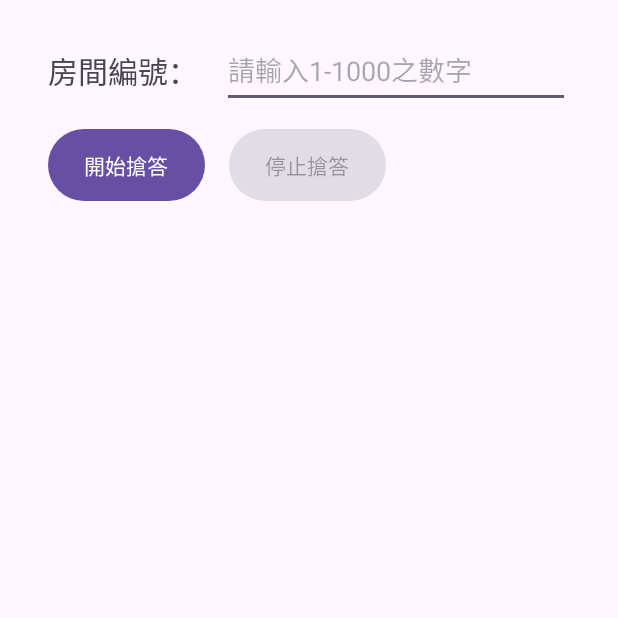
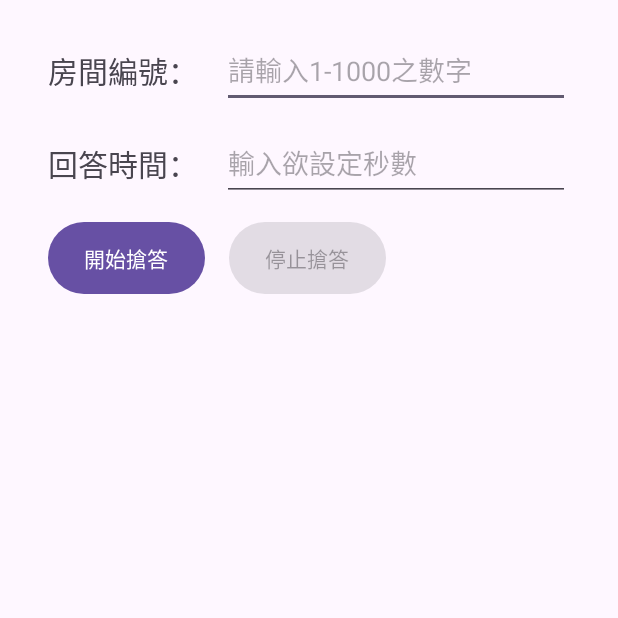
Before and after one commit to UnreaLin01/LETS_BUZZ, an Android app: the HostActivity screen opened directly, with no data from a screen before it, on a phone screen of 412 x 824 dp, the top half of it. Run offline under Robolectric (Android 15) with nearby library versions, the phone set to English and light mode, and no system bars.

Commit message:
added the time's up audio,fixed the timer and adde time setting

```diff
--- a/app/src/main/java/com/example/project_ble/HostActivity.java
+++ b/app/src/main/java/com/example/project_ble/HostActivity.java
@@ -16,6 +16,8 @@ import android.bluetooth.le.ScanRecord;
 import android.bluetooth.le.ScanResult;
 import android.bluetooth.le.ScanSettings;
 import android.content.Context;
+import android.media.AudioAttributes;
+import android.media.MediaPlayer;
 import android.os.Bundle;
 import android.os.CountDownTimer;
 import android.os.Handler;
@@ -56,6 +58,7 @@ public class HostActivity extends AppCompatActivity {
         Button btn_start = findViewById(R.id.btn_start);
         Button btn_stop = findViewById(R.id.btn_stop);
         EditText ed_room = findViewById(R.id.ed_room);
+        EditText ed_set_time = findViewById(R.id.ed_set_time);
         ListView lv_rank = findViewById(R.id.lv_rank);
         mTextViewCountDown = findViewById(R.id.text_view_countdown);
         ArrayAdapter<String> listAdapter = new ArrayAdapter<>(this, android.R.layout.simple_list_item_1);
@@ -65,6 +68,24 @@ public class HostActivity extends AppCompatActivity {
         BluetoothAdapter bluetoothAdapter = bluetoothManager.getAdapter();
         bluetoothLeScanner = bluetoothAdapter.getBluetoothLeScanner();
         bluetoothLeAdvertiser = bluetoothAdapter.getBluetoothLeAdvertiser();
+
+        MediaPlayer countdown = MediaPlayer.create(this, R.raw.countdown);
+        countdown.setAudioAttributes(
+                new AudioAttributes.Builder()
+                        .setContentType(AudioAttributes.CONTENT_TYPE_MUSIC)
+                        .setUsage(AudioAttributes.USAGE_MEDIA)
+                        .build()
+        );
+
+        MediaPlayer timesup = MediaPlayer.create(this, R.raw.timesup);
+        timesup.setAudioAttributes(
+                new AudioAttributes.Builder()
+                        .setContentType(AudioAttributes.CONTENT_TYPE_MUSIC)
+                        .setUsage(AudioAttributes.USAGE_MEDIA)
+                        .build()
+        );
+
+
 
         bluetoothLeScanCallback = new ScanCallback() {
             @Override
@@ -114,12 +135,20 @@ public class HostActivity extends AppCompatActivity {
         Runnable taskEndBuzz = () -> {
             btn_stop.setEnabled(false);
             btn_start.setEnabled(true);
+            resetTimer();
+            mTextViewCountDown.setText("");
+            timesup.start();
             try{
                 bluetoothLeScanner.stopScan(bluetoothLeScanCallback);
                 bluetoothLeAdvertiser.stopAdvertising(bluetoothLeAdvertiseCallback);
             }catch(SecurityException err){
                 err.printStackTrace();
             }
+        };
+
+        Handler adhandler = new Handler(Looper.getMainLooper());
+        Runnable addelay = () -> {
+            startAdvertising();
         };
 
 
@@ -133,11 +162,11 @@ public class HostActivity extends AppCompatActivity {
                 listAdapter.clear();
                 btn_stop.setEnabled(true);
                 btn_start.setEnabled(false);
-                startAdvertising();
-                startScanning();
+                adhandler.postDelayed(addelay,5000);
+                countdown.start();
                 startTimer();
                 updateCountDownText();
-                handler.postDelayed(taskEndBuzz, 5000);
+                handler.postDelayed(taskEndBuzz, 5000+(Integer.parseInt(ed_set_time.getText().toString())*1000));
             }
         });
 
@@ -200,22 +229,33 @@ public class HostActivity extends AppCompatActivity {
 
             @Override
             public void onFinish() {
-                mTimerRunning = false;
+
 
             }
         }.start();
+    }
 
-        mTimerRunning = true;
+    private void resetTimer() {
+        mTimeLeftInMillis = START_TIME_IN_MILLIS;
+        updateCountDownText();
+    }
+
+    private void pauseTimer() {
+        countDownTimer.cancel();
 
     }
-
 
     private void updateCountDownText() {
         int seconds = (int) (mTimeLeftInMillis / 1000) % 60;
 
         String timeLeftFormatted = String.format("%d",seconds);
+        if (seconds>0){
+            mTextViewCountDown.setText("搶答倒數:"+timeLeftFormatted);
+        }
+        else {
+            mTextViewCountDown.setText("");
+        }
 
-        mTextViewCountDown.setText(timeLeftFormatted);
     }
 
 }
--- a/app/src/main/res/layout/activity_host.xml
+++ b/app/src/main/res/layout/activity_host.xml
@@ -17,7 +17,7 @@
         android:text="開始搶答"
         android:background="@drawable/background_btn"
         app:layout_constraintStart_toStartOf="parent"
-        app:layout_constraintTop_toBottomOf="@+id/tv_room" />
+        app:layout_constraintTop_toBottomOf="@+id/tv_set_time" />
 
     <Button
         android:id="@+id/btn_stop"
@@ -38,8 +38,8 @@
         android:layout_height="wrap_content"
         android:layout_marginStart="16dp"
         android:text=" "
-        android:textColor="@color/white"
-        android:textSize="50sp"
+        android:textColor="@color/black"
+        android:textSize="25sp"
         app:layout_constraintBottom_toBottomOf="@+id/btn_stop"
         app:layout_constraintStart_toEndOf="@+id/btn_stop"
         app:layout_constraintTop_toTopOf="@+id/btn_stop" />
@@ -55,6 +55,17 @@
         app:layout_constraintStart_toStartOf="parent"
         app:layout_constraintTop_toTopOf="parent" />
 
+    <TextView
+        android:id="@+id/tv_set_time"
+        android:layout_width="wrap_content"
+        android:layout_height="wrap_content"
+        android:layout_marginStart="32dp"
+        android:layout_marginTop="32dp"
+        android:text="回答時間："
+        android:textSize="20sp"
+        app:layout_constraintStart_toStartOf="parent"
+        app:layout_constraintTop_toBottomOf="@+id/tv_room" />
+
     <EditText
         android:id="@+id/ed_room"
         android:layout_width="0dp"
@@ -68,6 +79,20 @@
         app:layout_constraintEnd_toEndOf="parent"
         app:layout_constraintStart_toEndOf="@+id/tv_room"
         app:layout_constraintTop_toTopOf="@+id/tv_room" />
+
+    <EditText
+        android:id="@+id/ed_set_time"
+        android:layout_width="0dp"
+        android:layout_height="50dp"
+        android:layout_marginStart="16dp"
+        android:layout_marginEnd="32dp"
+        android:ems="10"
+        android:hint="輸入欲設定秒數"
+        android:inputType="number"
+        app:layout_constraintBottom_toBottomOf="@+id/tv_set_time"
+        app:layout_constraintEnd_toEndOf="parent"
+        app:layout_constraintStart_toEndOf="@+id/tv_set_time"
+        app:layout_constraintTop_toTopOf="@+id/tv_set_time" />
 
     <ListView
         android:id="@+id/lv_rank"
```
Also changed, not shown: 2 other files.
